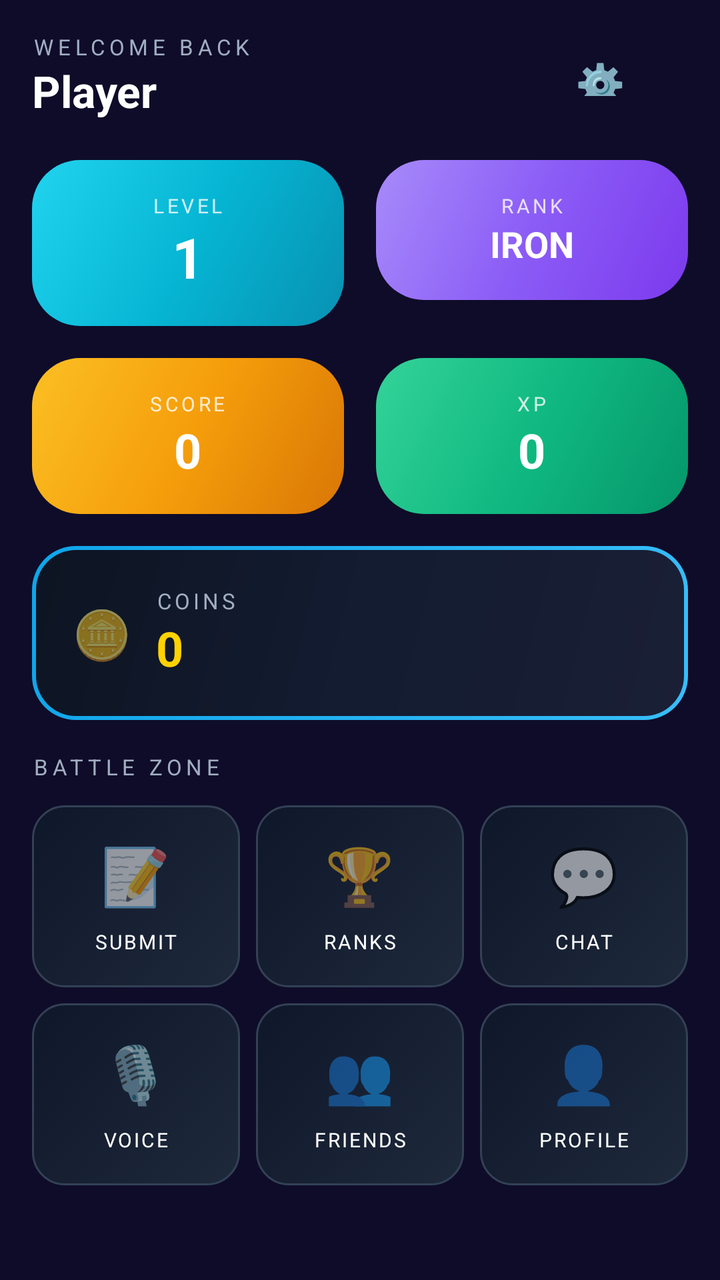
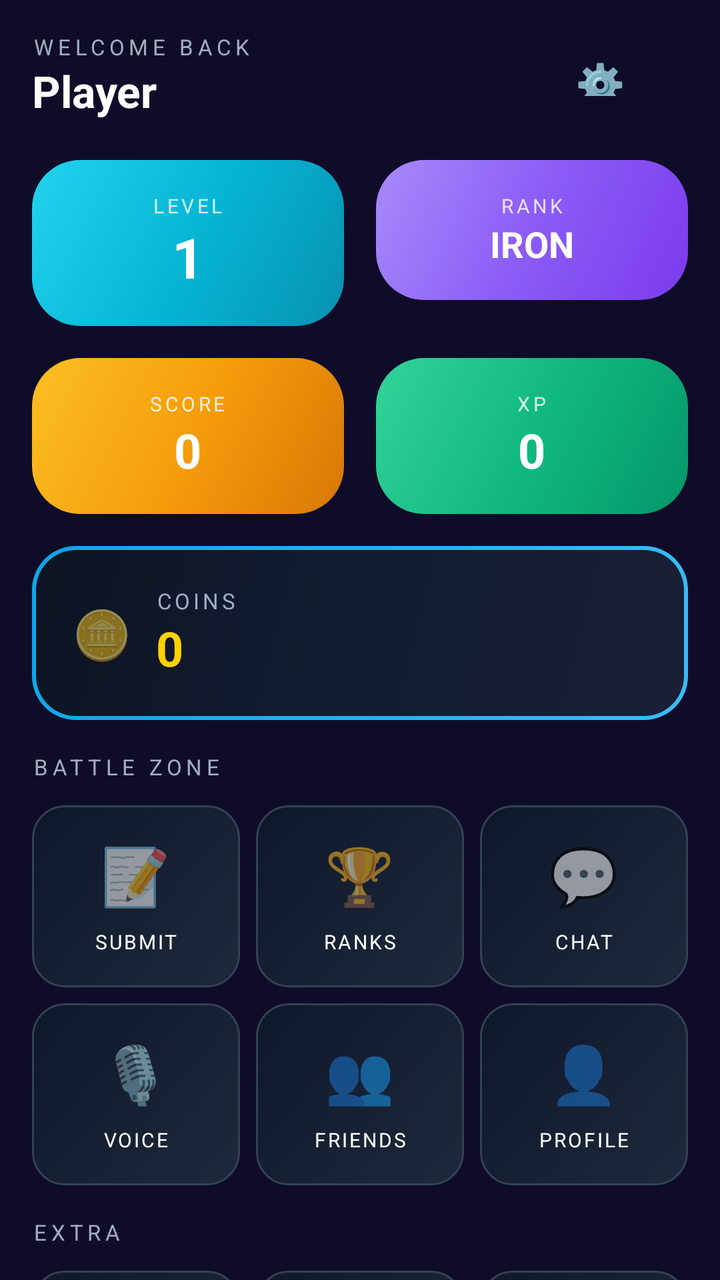

The first picture is an Android layout as it rendered before a commit; the second is the same layout after the commit. The layout source and the unified diff follow.
<!-- AndroidManifest.xml: activity theme Theme.ZeroStress -->
<!-- res/layout/activity_player_dashboard.xml -->
<?xml version="1.0" encoding="utf-8"?>
<LinearLayout xmlns:android="http://schemas.android.com/apk/res/android"
    xmlns:app="http://schemas.android.com/apk/res-auto"
    android:layout_width="match_parent"
    android:layout_height="match_parent"
    android:orientation="vertical"
    android:background="@color/bg_main"
    android:padding="16dp">

    
    <LinearLayout
        android:layout_width="match_parent"
        android:layout_height="wrap_content"
        android:orientation="horizontal"
        android:gravity="center_vertical"
        android:layout_marginBottom="20dp">

        <LinearLayout
            android:layout_width="0dp"
            android:layout_height="wrap_content"
            android:layout_weight="1"
            android:orientation="vertical">

            <TextView
                android:layout_width="wrap_content"
                android:layout_height="wrap_content"
                android:text="WELCOME BACK"
                android:textColor="@color/text_secondary"
                android:textSize="11sp"
                android:letterSpacing="0.2" />

            <TextView
                android:id="@+id/tvPlayerName"
                android:layout_width="wrap_content"
                android:layout_height="wrap_content"
                android:text="Player"
                android:textColor="@color/text_primary"
                android:textSize="22sp"
                android:textStyle="bold" />
        </LinearLayout>

        <com.google.android.material.button.MaterialButton
            android:id="@+id/btnSettings"
            style="@style/Widget.MaterialComponents.Button.TextButton"
            android:layout_width="wrap_content"
            android:layout_height="40dp"
            android:text="⚙️"
            android:textSize="20sp"
            app:backgroundTint="@android:color/transparent" />
    </LinearLayout>

    
    <LinearLayout
        android:layout_width="match_parent"
        android:layout_height="wrap_content"
        android:orientation="horizontal"
        android:layout_marginBottom="16dp">

        
        <LinearLayout
            android:layout_width="0dp"
            android:layout_height="wrap_content"
            android:layout_weight="1"
            android:layout_marginEnd="8dp"
            android:orientation="vertical"
            android:background="@drawable/bg_gradient_cyan"
            android:padding="16dp"
            android:gravity="center">

            <TextView
                android:layout_width="wrap_content"
                android:layout_height="wrap_content"
                android:text="LEVEL"
                android:textColor="@color/white"
                android:textSize="10sp"
                android:letterSpacing="0.15"
                android:alpha="0.8" />

            <TextView
                android:id="@+id/tvLevel"
                android:layout_width="wrap_content"
                android:layout_height="wrap_content"
                android:text="1"
                android:textColor="@color/white"
                android:textSize="28sp"
                android:textStyle="bold" />
        </LinearLayout>

        
        <LinearLayout
            android:layout_width="0dp"
            android:layout_height="wrap_content"
            android:layout_weight="1"
            android:layout_marginStart="8dp"
            android:orientation="vertical"
            android:background="@drawable/bg_gradient_purple"
            android:padding="16dp"
            android:gravity="center">

            <TextView
                android:layout_width="wrap_content"
                android:layout_height="wrap_content"
                android:text="RANK"
                android:textColor="@color/white"
                android:textSize="10sp"
                android:letterSpacing="0.15"
                android:alpha="0.8" />

            <TextView
                android:id="@+id/tvRank"
                android:layout_width="wrap_content"
                android:layout_height="wrap_content"
                android:text="IRON"
                android:textColor="@color/white"
                android:textSize="18sp"
                android:textStyle="bold"
                android:textAllCaps="true" />
        </LinearLayout>
    </LinearLayout>

    
    <LinearLayout
        android:layout_width="match_parent"
        android:layout_height="wrap_content"
        android:orientation="horizontal"
        android:layout_marginBottom="16dp">

        
        <LinearLayout
            android:layout_width="0dp"
            android:layout_height="wrap_content"
            android:layout_weight="1"
            android:layout_marginEnd="8dp"
            android:orientation="vertical"
            android:background="@drawable/bg_gradient_gold"
            android:padding="16dp"
            android:gravity="center">

            <TextView
                android:layout_width="wrap_content"
                android:layout_height="wrap_content"
                android:text="SCORE"
                android:textColor="@color/white"
                android:textSize="10sp"
                android:letterSpacing="0.15"
                android:alpha="0.8" />

            <TextView
                android:id="@+id/tvScore"
                android:layout_width="wrap_content"
                android:layout_height="wrap_content"
                android:text="0"
                android:textColor="@color/white"
                android:textSize="24sp"
                android:textStyle="bold" />
        </LinearLayout>

        
        <LinearLayout
            android:layout_width="0dp"
            android:layout_height="wrap_content"
            android:layout_weight="1"
            android:layout_marginStart="8dp"
            android:orientation="vertical"
            android:background="@drawable/bg_gradient_green"
            android:padding="16dp"
            android:gravity="center">

            <TextView
                android:layout_width="wrap_content"
                android:layout_height="wrap_content"
                android:text="XP"
                android:textColor="@color/white"
                android:textSize="10sp"
                android:letterSpacing="0.15"
                android:alpha="0.8" />

            <TextView
                android:id="@+id/tvXp"
                android:layout_width="wrap_content"
                android:layout_height="wrap_content"
                android:text="0"
                android:textColor="@color/white"
                android:textSize="24sp"
                android:textStyle="bold" />
        </LinearLayout>
    </LinearLayout>

    
    <LinearLayout
        android:layout_width="match_parent"
        android:layout_height="wrap_content"
        android:orientation="vertical"
        android:background="@drawable/bg_gaming_card_glow"
        android:padding="20dp"
        android:layout_marginBottom="16dp">

        <LinearLayout
            android:layout_width="wrap_content"
            android:layout_height="wrap_content"
            android:orientation="horizontal"
            android:gravity="center_vertical">

            <TextView
                android:layout_width="wrap_content"
                android:layout_height="wrap_content"
                android:text="🪙"
                android:textSize="24sp"
                android:layout_marginEnd="12dp" />

            <LinearLayout
                android:layout_width="wrap_content"
                android:layout_height="wrap_content"
                android:orientation="vertical">

                <TextView
                    android:layout_width="wrap_content"
                    android:layout_height="wrap_content"
                    android:text="COINS"
                    android:textColor="@color/text_secondary"
                    android:textSize="11sp"
                    android:letterSpacing="0.15" />

                <TextView
                    android:id="@+id/tvCoins"
                    android:layout_width="wrap_content"
                    android:layout_height="wrap_content"
                    android:text="0"
                    android:textColor="@color/gold"
                    android:textSize="24sp"
                    android:textStyle="bold" />
            </LinearLayout>
        </LinearLayout>
    </LinearLayout>

    
    <TextView
        android:layout_width="wrap_content"
        android:layout_height="wrap_content"
        android:text="BATTLE ZONE"
        android:textColor="@color/text_secondary"
        android:textSize="11sp"
        android:letterSpacing="0.2"
        android:layout_marginBottom="12dp" />

    <LinearLayout
        android:layout_width="match_parent"
        android:layout_height="wrap_content"
        android:orientation="horizontal"
        android:layout_marginBottom="8dp">

        
        <LinearLayout
            android:id="@+id/btnSubmitMatch"
            android:layout_width="0dp"
            android:layout_height="wrap_content"
            android:layout_weight="1"
            android:layout_marginEnd="4dp"
            android:orientation="vertical"
            android:background="@drawable/bg_gaming_nav_button"
            android:padding="16dp"
            android:gravity="center"
            android:clickable="true"
            android:focusable="true">

            <TextView
                android:layout_width="wrap_content"
                android:layout_height="wrap_content"
                android:text="📝"
                android:textSize="28sp" />

            <TextView
                android:layout_width="wrap_content"
                android:layout_height="wrap_content"
                android:text="SUBMIT"
                android:textColor="@color/text_primary"
                android:textSize="10sp"
                android:letterSpacing="0.1"
                android:layout_marginTop="8dp" />
        </LinearLayout>

        
        <LinearLayout
            android:id="@+id/btnLeaderboard"
            android:layout_width="0dp"
            android:layout_height="wrap_content"
            android:layout_weight="1"
            android:layout_marginStart="4dp"
            android:layout_marginEnd="4dp"
            android:orientation="vertical"
            android:background="@drawable/bg_gaming_nav_button"
            android:padding="16dp"
            android:gravity="center"
            android:clickable="true"
            android:focusable="true">

            <TextView
                android:layout_width="wrap_content"
                android:layout_height="wrap_content"
                android:text="🏆"
                android:textSize="28sp" />

            <TextView
                android:layout_width="wrap_content"
                android:layout_height="wrap_content"
                android:text="RANKS"
                android:textColor="@color/text_primary"
                android:textSize="10sp"
                android:letterSpacing="0.1"
                android:layout_marginTop="8dp" />
        </LinearLayout>

        
        <LinearLayout
            android:id="@+id/btnChat"
            android:layout_width="0dp"
            android:layout_height="wrap_content"
            android:layout_weight="1"
            android:layout_marginStart="4dp"
            android:orientation="vertical"
            android:background="@drawable/bg_gaming_nav_button"
            android:padding="16dp"
            android:gravity="center"
            android:clickable="true"
            android:focusable="true">

            <TextView
                android:layout_width="wrap_content"
                android:layout_height="wrap_content"
                android:text="💬"
                android:textSize="28sp" />

            <TextView
                android:layout_width="wrap_content"
                android:layout_height="wrap_content"
                android:text="CHAT"
                android:textColor="@color/text_primary"
                android:textSize="10sp"
                android:letterSpacing="0.1"
                android:layout_marginTop="8dp" />
        </LinearLayout>
    </LinearLayout>

    <LinearLayout
        android:layout_width="match_parent"
        android:layout_height="wrap_content"
        android:orientation="horizontal"
        android:layout_marginBottom="8dp">

        
        <LinearLayout
            android:id="@+id/btnVoice"
            android:layout_width="0dp"
            android:layout_height="wrap_content"
            android:layout_weight="1"
            android:layout_marginEnd="4dp"
            android:orientation="vertical"
            android:background="@drawable/bg_gaming_nav_button"
            android:padding="16dp"
            android:gravity="center"
            android:clickable="true"
            android:focusable="true">

            <TextView
                android:layout_width="wrap_content"
                android:layout_height="wrap_content"
                android:text="🎙️"
                android:textSize="28sp" />

            <TextView
                android:layout_width="wrap_content"
                android:layout_height="wrap_content"
                android:text="VOICE"
                android:textColor="@color/text_primary"
                android:textSize="10sp"
                android:letterSpacing="0.1"
                android:layout_marginTop="8dp" />
        </LinearLayout>

        
        <LinearLayout
            android:id="@+id/btnFriends"
            android:layout_width="0dp"
            android:layout_height="wrap_content"
            android:layout_weight="1"
            android:layout_marginStart="4dp"
            android:layout_marginEnd="4dp"
            android:orientation="vertical"
            android:background="@drawable/bg_gaming_nav_button"
            android:padding="16dp"
            android:gravity="center"
            android:clickable="true"
            android:focusable="true">

            <TextView
                android:layout_width="wrap_content"
                android:layout_height="wrap_content"
                android:text="👥"
                android:textSize="28sp" />

            <TextView
                android:layout_width="wrap_content"
                android:layout_height="wrap_content"
                android:text="FRIENDS"
                android:textColor="@color/text_primary"
                android:textSize="10sp"
                android:letterSpacing="0.1"
                android:layout_marginTop="8dp" />
        </LinearLayout>

        
        <LinearLayout
            android:id="@+id/btnProfile"
            android:layout_width="0dp"
            android:layout_height="wrap_content"
            android:layout_weight="1"
            android:layout_marginStart="4dp"
            android:orientation="vertical"
            android:background="@drawable/bg_gaming_nav_button"
            android:padding="16dp"
            android:gravity="center"
            android:clickable="true"
            android:focusable="true">

            <TextView
                android:layout_width="wrap_content"
                android:layout_height="wrap_content"
                android:text="👤"
                android:textSize="28sp" />

            <TextView
                android:layout_width="wrap_content"
                android:layout_height="wrap_content"
                android:text="PROFILE"
                android:textColor="@color/text_primary"
                android:textSize="10sp"
                android:letterSpacing="0.1"
                android:layout_marginTop="8dp" />
        </LinearLayout>
    </LinearLayout>

    
    <TextView
        android:layout_width="wrap_content"
        android:layout_height="wrap_content"
        android:text="EXTRA"
        android:textColor="@color/text_secondary"
        android:textSize="11sp"
        android:letterSpacing="0.2"
        android:layout_marginBottom="12dp"
        android:layout_marginTop="8dp" />

    <LinearLayout
        android:layout_width="match_parent"
        android:layout_height="wrap_content"
        android:orientation="horizontal"
        android:layout_marginBottom="8dp">

        
        <LinearLayout
            android:id="@+id/btnDailyRewards"
            android:layout_width="0dp"
            android:layout_height="wrap_content"
            android:layout_weight="1"
            android:layout_marginEnd="4dp"
            android:orientation="vertical"
            android:background="@drawable/bg_gaming_nav_button"
            android:padding="12dp"
            android:gravity="center"
            android:clickable="true"
            android:focusable="true">

            <TextView
                android:layout_width="wrap_content"
                android:layout_height="wrap_content"
                android:text="🎁"
                android:textSize="24sp" />

            <TextView
                android:layout_width="wrap_content"
                android:layout_height="wrap_content"
                android:text="REWARDS"
                android:textColor="@color/text_primary"
                android:textSize="9sp"
                android:letterSpacing="0.1"
                android:layout_marginTop="6dp" />
        </LinearLayout>

        
        <LinearLayout
            android:id="@+id/btnChallenges"
            android:layout_width="0dp"
            android:layout_height="wrap_content"
            android:layout_weight="1"
            android:layout_marginStart="4dp"
            android:layout_marginEnd="4dp"
            android:orientation="vertical"
            android:background="@drawable/bg_gaming_nav_button"
            android:padding="12dp"
            android:gravity="center"
            android:clickable="true"
            android:focusable="true">

            <TextView
                android:layout_width="wrap_content"
                android:layout_height="wrap_content"
                android:text="📋"
                android:textSize="24sp" />

            <TextView
                android:layout_width="wrap_content"
                android:layout_height="wrap_content"
                android:text="CHALLENGES"
                android:textColor="@color/text_primary"
                android:textSize="9sp"
                android:letterSpacing="0.1"
                android:layout_marginTop="6dp" />
        </LinearLayout>

        
        <LinearLayout
            android:id="@+id/btnBattlePass"
            android:layout_width="0dp"
            android:layout_height="wrap_content"
            android:layout_weight="1"
            android:layout_marginStart="4dp"
            android:orientation="vertical"
            android:background="@drawable/bg_gaming_nav_button"
            android:padding="12dp"
            android:gravity="center"
            android:clickable="true"
            android:focusable="true">

            <TextView
                android:layout_width="wrap_content"
                android:layout_height="wrap_content"
                android:text="⚔️"
                android:textSize="24sp" />

            <TextView
                android:layout_width="wrap_content"
                android:layout_height="wrap_content"
                android:text="BATTLE PASS"
                android:textColor="@color/text_primary"
                android:textSize="9sp"
                android:letterSpacing="0.1"
                android:layout_marginTop="6dp" />
        </LinearLayout>
    </LinearLayout>

    <LinearLayout
        android:layout_width="match_parent"
        android:layout_height="wrap_content"
        android:orientation="horizontal">

        
        <LinearLayout
            android:id="@+id/btnTitles"
            android:layout_width="0dp"
            android:layout_height="wrap_content"
            android:layout_weight="1"
            android:layout_marginEnd="4dp"
            android:orientation="vertical"
            android:background="@drawable/bg_gaming_nav_button"
            android:padding="12dp"
            android:gravity="center"
            android:clickable="true"
            android:focusable="true">

            <TextView
                android:layout_width="wrap_content"
                android:layout_height="wrap_content"
                android:text="🏅"
                android:textSize="24sp" />

            <TextView
                android:layout_width="wrap_content"
                android:layout_height="wrap_content"
                android:text="TITLES"
                android:textColor="@color/text_primary"
                android:textSize="9sp"
                android:letterSpacing="0.1"
                android:layout_marginTop="6dp" />
        </LinearLayout>

        
        <LinearLayout
            android:id="@+id/btnPerformance"
            android:layout_width="0dp"
            android:layout_height="wrap_content"
            android:layout_weight="1"
            android:layout_marginStart="4dp"
            android:layout_marginEnd="4dp"
            android:orientation="vertical"
            android:background="@drawable/bg_gaming_nav_button"
            android:padding="12dp"
            android:gravity="center"
            android:clickable="true"
            android:focusable="true">

            <TextView
                android:layout_width="wrap_content"
                android:layout_height="wrap_content"
                android:text="📊"
                android:textSize="24sp" />

            <TextView
                android:layout_width="wrap_content"
                android:layout_height="wrap_content"
                android:text="STATS"
                android:textColor="@color/text_primary"
                android:textSize="9sp"
                android:letterSpacing="0.1"
                android:layout_marginTop="6dp" />
        </LinearLayout>

        
        <LinearLayout
            android:id="@+id/btnSeasons"
            android:layout_width="0dp"
            android:layout_height="wrap_content"
            android:layout_weight="1"
            android:layout_marginStart="4dp"
            android:orientation="vertical"
            android:background="@drawable/bg_gaming_nav_button"
            android:padding="12dp"
            android:gravity="center"
            android:clickable="true"
            android:focusable="true">

            <TextView
                android:layout_width="wrap_content"
                android:layout_height="wrap_content"
                android:text="📅"
                android:textSize="24sp" />

            <TextView
                android:layout_width="wrap_content"
                android:layout_height="wrap_content"
                android:text="SEASONS"
                android:textColor="@color/text_primary"
                android:textSize="9sp"
                android:letterSpacing="0.1"
                android:layout_marginTop="6dp" />
        </LinearLayout>
    </LinearLayout>

    <View
        android:layout_width="match_parent"
        android:layout_height="0dp"
        android:layout_weight="1" />

    
    <com.google.android.material.button.MaterialButton
        android:id="@+id/btnLogout"
        style="@style/Widget.MaterialComponents.Button.TextButton"
        android:layout_width="match_parent"
        android:layout_height="48dp"
        android:text="LOGOUT"
        android:textColor="@color/danger"
        android:textSize="12sp"
        android:letterSpacing="0.15"
        app:backgroundTint="@android:color/transparent" />

</LinearLayout>
<!-- resources referenced by this layout -->
<resources>
  <color name="bg_main">#0f0c29</color>
  <color name="danger">#fc4a1a</color>
  <color name="gold">#ffd200</color>
  <color name="text_primary">#ffffff</color>
  <color name="text_secondary">#a0aec0</color>
  <color name="white">#FFFFFF</color>
  <!-- drawable bg_gaming_nav_button (drawable) -->
  <?xml version="1.0" encoding="utf-8"?>
  <selector xmlns:android="http://schemas.android.com/apk/res/android">
      <item android:state_pressed="true">
          <shape android:shape="rectangle">
              <gradient
                  android:startColor="#38bdf8"
                  android:endColor="#0ea5e9"
                  android:angle="135" />
              <corners android:radius="16dp" />
          </shape>
      </item>
      <item>
          <shape android:shape="rectangle">
              <gradient
                  android:startColor="#1e293b"
                  android:endColor="#0f172a"
                  android:angle="135" />
              <corners android:radius="16dp" />
              <stroke
                  android:width="1dp"
                  android:color="#334155" />
          </shape>
      </item>
  </selector>
  <!-- drawable bg_gradient_cyan (drawable) -->
  <?xml version="1.0" encoding="utf-8"?>
  <shape xmlns:android="http://schemas.android.com/apk/res/android"
      android:shape="rectangle">
      <gradient
          android:startColor="#0891b2"
          android:centerColor="#06b6d4"
          android:endColor="#22d3ee"
          android:angle="135" />
      <corners android:radius="24dp" />
  </shape>
  <!-- drawable bg_gradient_gold (drawable) -->
  <?xml version="1.0" encoding="utf-8"?>
  <shape xmlns:android="http://schemas.android.com/apk/res/android"
      android:shape="rectangle">
      <gradient
          android:startColor="#d97706"
          android:centerColor="#f59e0b"
          android:endColor="#fbbf24"
          android:angle="135" />
      <corners android:radius="24dp" />
  </shape>
  <!-- drawable bg_gradient_green (drawable) -->
  <?xml version="1.0" encoding="utf-8"?>
  <shape xmlns:android="http://schemas.android.com/apk/res/android"
      android:shape="rectangle">
      <gradient
          android:startColor="#059669"
          android:centerColor="#10b981"
          android:endColor="#34d399"
          android:angle="135" />
      <corners android:radius="24dp" />
  </shape>
  <!-- drawable bg_gradient_purple (drawable) -->
  <?xml version="1.0" encoding="utf-8"?>
  <shape xmlns:android="http://schemas.android.com/apk/res/android"
      android:shape="rectangle">
      <gradient
          android:startColor="#7c3aed"
          android:centerColor="#8b5cf6"
          android:endColor="#a78bfa"
          android:angle="135" />
      <corners android:radius="24dp" />
  </shape>
  <style name="Theme.ZeroStress" parent="Theme.MaterialComponents.DayNight.NoActionBar">
          <item name="colorPrimary">@color/primary</item>
          <item name="colorPrimaryDark">@color/primary_dark</item>
          <item name="colorAccent">@color/accent</item>
          <item name="android:windowBackground">@color/bg_main</item>
          <item name="android:statusBarColor">@color/bg_main</item>
          <item name="android:navigationBarColor">@color/bg_main</item>
          <item name="android:textColorPrimary">@color/text_primary</item>
          <item name="android:textColorSecondary">@color/text_secondary</item>
      </style>
  <color name="primary">#667eea</color>
  <color name="primary_dark">#764ba2</color>
  <color name="accent">#38ef7d</color>
  <!-- unchanged entries left out for length: 1 -->
</resources>

<!-- the commit's change to res/layout/activity_player_dashboard.xml (unified diff, before → after) -->
@@ -1,10 +1,15 @@
 <?xml version="1.0" encoding="utf-8"?>
-<LinearLayout xmlns:android="http://schemas.android.com/apk/res/android"
+<androidx.core.widget.NestedScrollView xmlns:android="http://schemas.android.com/apk/res/android"
     xmlns:app="http://schemas.android.com/apk/res-auto"
     android:layout_width="match_parent"
     android:layout_height="match_parent"
+    android:background="@color/bg_main"
+    android:fillViewport="true">
+
+<LinearLayout
+    android:layout_width="match_parent"
+    android:layout_height="wrap_content"
     android:orientation="vertical"
-    android:background="@color/bg_main"
     android:padding="16dp">
 
     
@@ -647,8 +652,7 @@
 
     <View
         android:layout_width="match_parent"
-        android:layout_height="0dp"
-        android:layout_weight="1" />
+        android:layout_height="8dp" />
 
     
     <com.google.android.material.button.MaterialButton
@@ -663,3 +667,4 @@
         app:backgroundTint="@android:color/transparent" />
 
 </LinearLayout>
+</androidx.core.widget.NestedScrollView>
